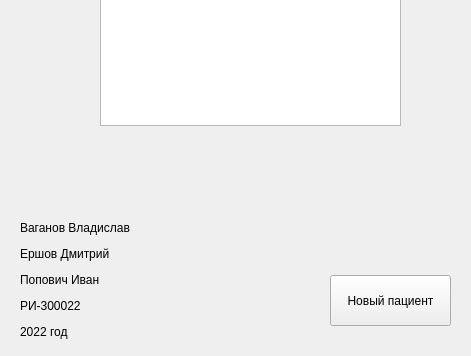
Old version of the form UIs/MainWindow.ui in the repository stlad/MedicalAnalyzer; both pictures show x 0 to 471 and y 305 to 661 of the 471 by 661 pixel window.
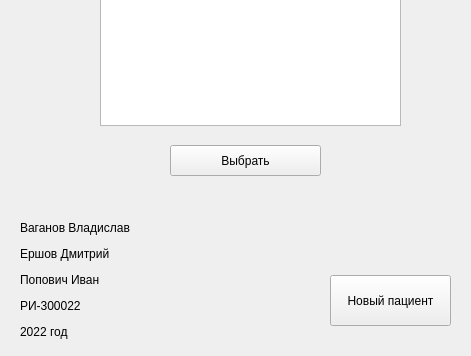
New version of the form.

Diff of the .ui file:
```diff
--- a/UIs/MainWindow.ui
+++ b/UIs/MainWindow.ui
@@ -62,6 +62,19 @@
     </rect>
    </property>
   </widget>
+  <widget class="QPushButton" name="select_btn">
+   <property name="geometry">
+    <rect>
+     <x>170</x>
+     <y>450</y>
+     <width>151</width>
+     <height>31</height>
+    </rect>
+   </property>
+   <property name="text">
+    <string>Выбрать</string>
+   </property>
+  </widget>
  </widget>
  <resources/>
  <connections/>
```
